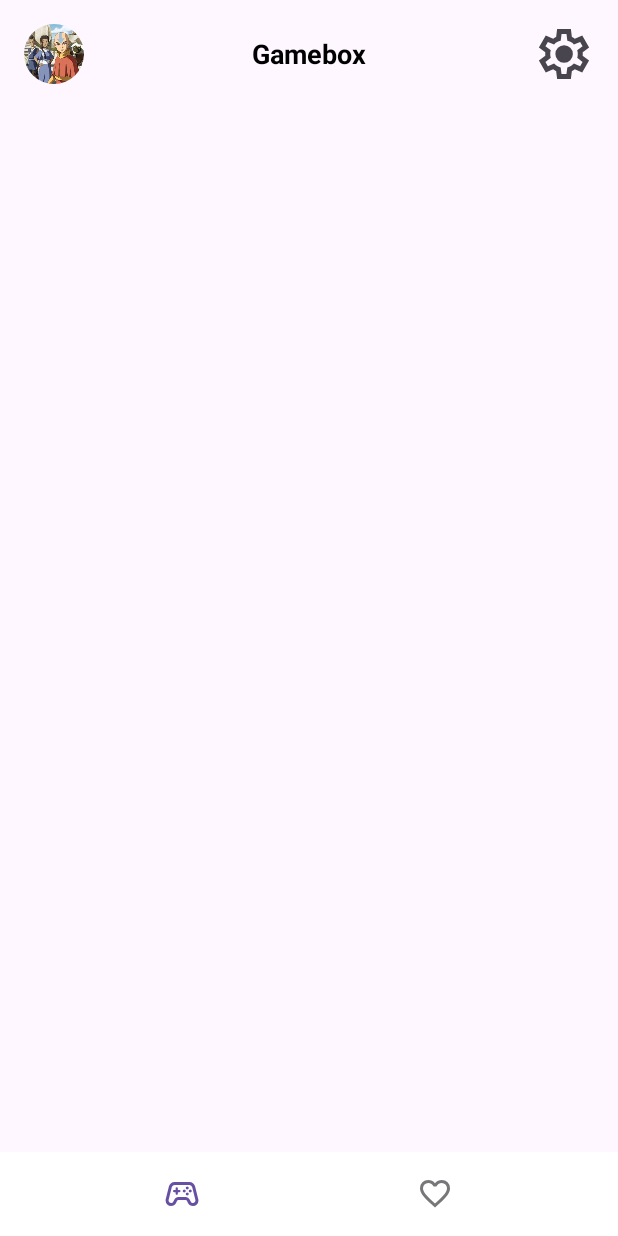
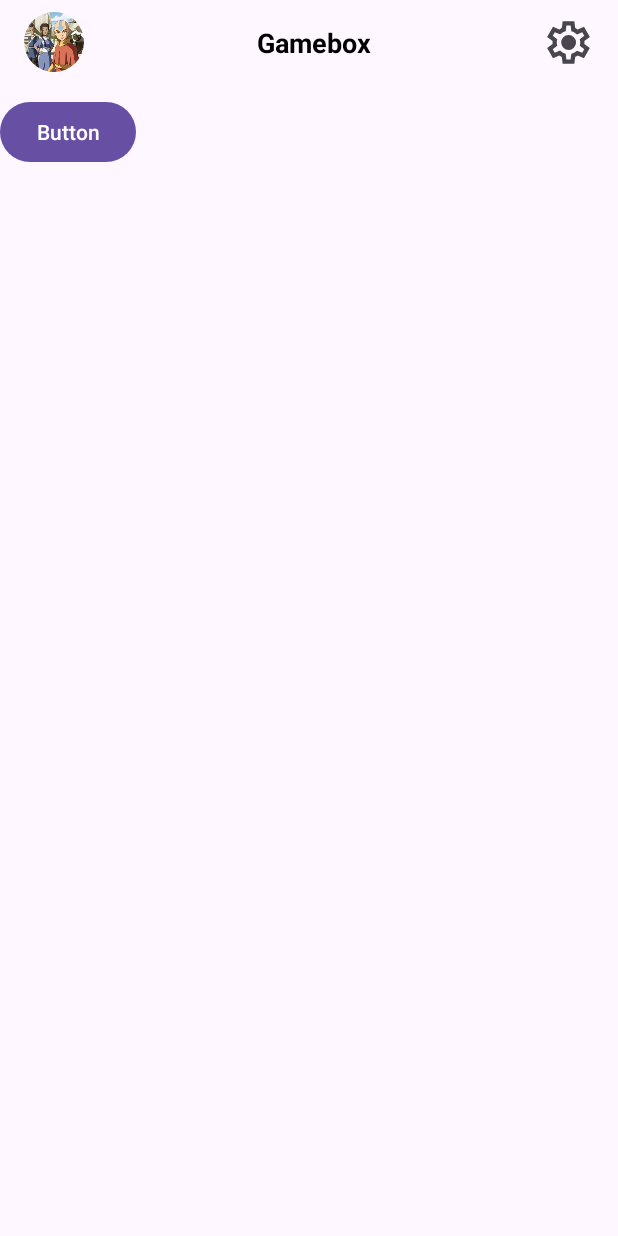
Before and after one commit to kingzainab/Gamebox-Application, an Android app: the screen it shows after launch (MainActivity), on a phone screen of 412 x 824 dp. Run offline under Robolectric (Android 15) with nearby library versions, the phone set to English and light mode, and no system bars; our stand-ins replace CircleImageView.

Commit message:
Layout setup

```diff
--- a/app/build.gradle.kts
+++ b/app/build.gradle.kts
@@ -40,6 +40,9 @@ dependencies {
     implementation ("com.google.code.gson:gson:2.8.9")
     implementation("de.hdodenhof:circleimageview:3.1.0")
     implementation(libs.firebase.crashlytics.buildtools)
+    implementation(libs.navigation.fragment)
+    implementation(libs.navigation.ui)
+    implementation(libs.gridlayout)
     testImplementation(libs.junit)
     androidTestImplementation(libs.ext.junit)
     androidTestImplementation(libs.espresso.core)
--- a/app/src/main/java/com/zsinnovations/gamebox/MainActivity.java
+++ b/app/src/main/java/com/zsinnovations/gamebox/MainActivity.java
@@ -1,23 +1,17 @@
 package com.zsinnovations.gamebox;
-
 import android.os.Bundle;
 import android.view.LayoutInflater;
-import android.view.MenuItem;
 import android.view.View;
 import android.widget.AdapterView;
 import android.widget.GridView;
 import android.widget.ImageView;
 import android.widget.Toast;
-
-import androidx.annotation.NonNull;
 import androidx.appcompat.app.AlertDialog;
 import androidx.appcompat.app.AppCompatActivity;
-import androidx.fragment.app.Fragment;
+import androidx.fragment.app.FragmentTransaction;
 
-import com.google.android.material.bottomnavigation.BottomNavigationView;
 import com.zsinnovations.gamebox.adapters.ImageAdapter;
-import com.zsinnovations.gamebox.fragments.FavoritesFragment;
-import com.zsinnovations.gamebox.fragments.GamesFragment;
+import com.zsinnovations.gamebox.ui.mainscreen.game;
 
 public class MainActivity extends AppCompatActivity {
     private ImageView avatarImageView;
@@ -28,19 +22,27 @@ public class MainActivity extends AppCompatActivity {
             R.drawable.d,
             R.drawable.e
     };
-    private int currentAvatarResource = R.drawable.a; // Store the current avatar resource
+    private int currentAvatarResource = R.drawable.a;
 
     @Override
     protected void onCreate(Bundle savedInstanceState) {
         super.onCreate(savedInstanceState);
         setContentView(R.layout.activity_main);
-
+//avatar
         avatarImageView = findViewById(R.id.avatarIcon);
-        avatarImageView.setImageResource(currentAvatarResource); // Set default avatar
+        avatarImageView.setImageResource(currentAvatarResource);
 
         avatarImageView.setOnClickListener(v -> showPredefinedImageDialog());
+        if (savedInstanceState == null) {
+            // Create an instance of the fragment
+            game gameFragment = new game();
 
-        // ... (rest of onCreate remains the same)
+            // Add the fragment dynamically into the fragmentContainer
+            FragmentTransaction transaction = getSupportFragmentManager().beginTransaction();
+            transaction.replace(R.id.fragmentContainer, gameFragment);
+            transaction.commit();
+        }
+
     }
 
     private void showPredefinedImageDialog() {
@@ -48,7 +50,6 @@ public class MainActivity extends AppCompatActivity {
         View dialogView = inflater.inflate(R.layout.dialog_predefined_images, null);
 
         GridView gridView = dialogView.findViewById(R.id.gridView);
-        // Pass the current avatar resource to the adapter
         gridView.setAdapter(new ImageAdapter(this, predefinedImages, currentAvatarResource));
 
         AlertDialog.Builder builder = new AlertDialog.Builder(this);
@@ -60,32 +61,12 @@ public class MainActivity extends AppCompatActivity {
         dialog.show();
 
         gridView.setOnItemClickListener((AdapterView<?> parent, View view, int position, long id) -> {
-            currentAvatarResource = predefinedImages[position]; // Update the current avatar resource
+            currentAvatarResource = predefinedImages[position];
             avatarImageView.setImageResource(currentAvatarResource);
             Toast.makeText(this, "Avatar updated!", Toast.LENGTH_SHORT).show();
             dialog.dismiss();
         });
     }
-    private void loadFragment(Fragment fragment) {
-        getSupportFragmentManager()
-                .beginTransaction()
-                .replace(R.id.fragmentContainer, fragment)
-                .commit();
-    }
 
-    private boolean onNavigationItemSelected(@NonNull MenuItem item) {
-        Fragment selectedFragment = null;
 
-        if (item.getItemId() == R.id.nav_games) {
-            selectedFragment = new GamesFragment();
-        } else if (item.getItemId() == R.id.nav_favorites) {
-            selectedFragment = new FavoritesFragment();
-        }
-
-        if (selectedFragment != null) {
-            loadFragment(selectedFragment);
-            return true;
-        }
-        return false;
-    }
 }
--- /dev/null
+++ b/app/src/main/java/com/zsinnovations/gamebox/ui/mainscreen/game.java
@@ -0,0 +1,30 @@
+package com.zsinnovations.gamebox.ui.mainscreen;
+
+import android.os.Bundle;
+import androidx.fragment.app.Fragment;
+import android.view.LayoutInflater;
+import android.view.View;
+import android.view.ViewGroup;
+import com.zsinnovations.gamebox.R;
+
+public class game extends Fragment {
+
+    public game() {
+        // Required empty public constructor
+    }
+
+    public static game newInstance(String param1, String param2) {
+        game fragment = new game();
+        Bundle args = new Bundle();
+        args.putString("param1", param1);
+        args.putString("param2", param2);
+        fragment.setArguments(args);
+        return fragment;
+    }
+
+    @Override
+    public View onCreateView(LayoutInflater inflater, ViewGroup container,
+                             Bundle savedInstanceState) {
+        return inflater.inflate(R.layout.fragment_game, container, false);
+    }
+}
--- a/app/src/main/res/layout/activity_gamebox.xml
+++ b/app/src/main/res/layout/activity_gamebox.xml
@@ -5,12 +5,6 @@
     android:layout_height="match_parent">
 
 <!--    <ImageView-->
-<!--        android:id="@+id/avatarImageView"-->
-<!--        android:layout_width="100dp"-->
-<!--        android:layout_height="100dp"-->
-<!--        android:src="@drawable/a"-->
-<!--    android:layout_centerInParent="true"-->
-<!--    android:scaleType="centerCrop" />-->
 
     <de.hdodenhof.circleimageview.CircleImageView
         xmlns:app="http://schemas.android.com/apk/res-auto"
--- a/app/src/main/res/layout/activity_main.xml
+++ b/app/src/main/res/layout/activity_main.xml
@@ -1,35 +1,30 @@
-<?xml version="1.0" encoding="utf-8"?>
 <androidx.constraintlayout.widget.ConstraintLayout xmlns:android="http://schemas.android.com/apk/res/android"
     xmlns:app="http://schemas.android.com/apk/res-auto"
     xmlns:tools="http://schemas.android.com/tools"
     android:id="@+id/main"
     android:layout_width="match_parent"
     android:layout_height="match_parent"
-    tools:context=".MainActivity">
+    tools:context=".MainActivity"
+    tools:ignore="ExtraText">
 
+    <!-- Fragment Container -->
     <include
         android:id="@+id/header"
         layout="@layout/header_layout"
+        android:layout_marginTop="16dp"
+        app:layout_constraintEnd_toEndOf="parent"
+        app:layout_constraintHorizontal_bias="0.498"
         app:layout_constraintStart_toStartOf="parent"
         app:layout_constraintTop_toTopOf="parent"
-        app:layout_constraintEnd_toEndOf="parent" />
+        tools:ignore="IncludeLayoutParam" />
 
-    <!-- Fragment Container -->
     <FrameLayout
         android:id="@+id/fragmentContainer"
-        android:layout_width="0dp"
-        android:layout_height="0dp"
+        android:layout_width="match_parent"
+        android:layout_height="wrap_content"
+        android:layout_marginTop="8dp"
+        app:layout_constraintEnd_toEndOf="parent"
+        app:layout_constraintHorizontal_bias="0.0"
         app:layout_constraintStart_toStartOf="parent"
-        app:layout_constraintEnd_toEndOf="parent"
-        app:layout_constraintTop_toBottomOf="@id/header"
-        app:layout_constraintBottom_toTopOf="@id/footer" />
-
-    <!-- Footer Navigation -->
-    <include
-        android:id="@+id/footer"
-        layout="@layout/footer_navigation"
-        app:layout_constraintStart_toStartOf="parent"
-        app:layout_constraintEnd_toEndOf="parent"
-        app:layout_constraintBottom_toBottomOf="parent" />
-
+        app:layout_constraintTop_toBottomOf="@id/header" />
 </androidx.constraintlayout.widget.ConstraintLayout>
--- a/app/src/main/res/layout/footer_navigation.xml
+++ /dev/null
@@ -1,21 +0,0 @@
-<?xml version="1.0" encoding="utf-8"?>
-<androidx.constraintlayout.widget.ConstraintLayout xmlns:android="http://schemas.android.com/apk/res/android"
-    xmlns:app="http://schemas.android.com/apk/res-auto"
-    xmlns:tools="http://schemas.android.com/tools"
-    android:layout_width="match_parent"
-    android:layout_height="match_parent">
-
-    <com.google.android.material.bottomnavigation.BottomNavigationView
-        android:id="@+id/bottomNavigationView"
-        style="@style/CustomBottomNavigationView"
-        android:layout_width="match_parent"
-        android:layout_height="wrap_content"
-        android:background="@color/white"
-        app:layout_constraintBottom_toBottomOf="parent"
-        app:layout_constraintStart_toStartOf="parent"
-        app:menu="@menu/bottom_nav_menu"
-        tools:ignore="MissingConstraints" />
-
-
-
-</androidx.constraintlayout.widget.ConstraintLayout>
--- a/app/src/main/res/layout/header_layout.xml
+++ b/app/src/main/res/layout/header_layout.xml
@@ -2,56 +2,45 @@
 <androidx.constraintlayout.widget.ConstraintLayout xmlns:android="http://schemas.android.com/apk/res/android"
     xmlns:app="http://schemas.android.com/apk/res-auto"
     android:layout_width="match_parent"
-    android:layout_height="match_parent">
+    android:layout_height="wrap_content"
+    android:paddingTop="8dp"
+    android:paddingBottom="8dp">
 
-    <RelativeLayout
-        android:layout_width="match_parent"
-        android:layout_height="wrap_content"
-
-        android:padding="16dp"
-        app:layout_constraintStart_toStartOf="parent"
-        app:layout_constraintTop_toTopOf="parent">
-
-        <!-- Avatar Icon -->
-<!--        <ImageView-->
-<!--            android:id="@+id/avatarIcon"-->
-<!--            android:layout_width="40dp"-->
-<!--            android:layout_height="40dp"-->
-<!--            android:layout_alignParentStart="true"-->
-<!--            android:layout_centerVertical="true"-->
-<!--            android:contentDescription="Avatar Icon"-->
-<!--            android:src="@drawable/a" />-->
+    <!-- Game Name -->
     <de.hdodenhof.circleimageview.CircleImageView
-            xmlns:app="http://schemas.android.com/apk/res-auto"
         android:id="@+id/avatarIcon"
         android:layout_width="40dp"
         android:layout_height="40dp"
-            android:layout_alignParentStart="true"
-            android:layout_centerVertical="true"
+        android:layout_marginStart="16dp"
         android:contentDescription="Avatar Icon"
-            android:src="@drawable/a"/>
+        android:src="@drawable/a"
+        app:layout_constraintBottom_toBottomOf="parent"
+        app:layout_constraintStart_toStartOf="parent"
+        app:layout_constraintTop_toTopOf="parent"
+        app:layout_constraintVertical_bias="0.0" />
 
-        <!-- Game Name -->
     <TextView
         android:id="@+id/gameName"
         android:layout_width="wrap_content"
         android:layout_height="wrap_content"
-            android:layout_centerInParent="true"
         android:text="Gamebox"
         android:textColor="@android:color/black"
         android:textSize="18sp"
-            android:textStyle="bold" />
+        android:textStyle="bold"
+        app:layout_constraintBottom_toBottomOf="parent"
+        app:layout_constraintEnd_toStartOf="@+id/settingsIcon"
+        app:layout_constraintStart_toEndOf="@id/avatarIcon"
+        app:layout_constraintTop_toTopOf="parent" />
 
     <!-- Settings Icon -->
     <ImageView
         android:id="@+id/settingsIcon"
-            android:layout_width="40dp"
-            android:layout_height="40dp"
-            android:layout_alignParentEnd="true"
-            android:layout_centerVertical="true"
+        android:layout_width="34dp"
+        android:layout_height="34dp"
+        android:layout_marginEnd="16dp"
         android:contentDescription="Settings Icon"
-            android:src="@drawable/settings_24px" />
-    </RelativeLayout>
-
-
+        android:src="@drawable/settings_24px"
+        app:layout_constraintBottom_toBottomOf="parent"
+        app:layout_constraintEnd_toEndOf="parent"
+        app:layout_constraintTop_toTopOf="parent" />
 </androidx.constraintlayout.widget.ConstraintLayout>
--- a/app/src/main/res/menu/bottom_nav_menu.xml
+++ /dev/null
@@ -1,13 +0,0 @@
-<?xml version="1.0" encoding="utf-8"?>
-<menu xmlns:android="http://schemas.android.com/apk/res/android">
-    <item
-        android:id="@+id/nav_games"
-        android:icon="@drawable/stadia_controller_24px"
-        android:title=""
-        />
-    <item
-        android:id="@+id/nav_favorites"
-        android:icon="@drawable/favorite_24px"
-        android:title=""
-        />
-</menu>
--- a/gradle/libs.versions.toml
+++ b/gradle/libs.versions.toml
@@ -8,6 +8,9 @@ material = "1.12.0"
 activity = "1.9.3"
 constraintlayout = "2.2.0"
 firebaseCrashlyticsBuildtools = "3.0.2"
+navigationFragment = "2.8.4"
+navigationUi = "2.8.4"
+gridlayout = "1.0.0"
 
 [libraries]
 junit = { group = "junit", name = "junit", version.ref = "junit" }
@@ -18,6 +21,9 @@ material = { group = "com.google.android.material", name = "material", version.r
 activity = { group = "androidx.activity", name = "activity", version.ref = "activity" }
 constraintlayout = { group = "androidx.constraintlayout", name = "constraintlayout", version.ref = "constraintlayout" }
 firebase-crashlytics-buildtools = { group = "com.google.firebase", name = "firebase-crashlytics-buildtools", version.ref = "firebaseCrashlyticsBuildtools" }
+navigation-fragment = { group = "androidx.navigation", name = "navigation-fragment", version.ref = "navigationFragment" }
+navigation-ui = { group = "androidx.navigation", name = "navigation-ui", version.ref = "navigationUi" }
+gridlayout = { group = "androidx.gridlayout", name = "gridlayout", version.ref = "gridlayout" }
 
 [plugins]
 android-application = { id = "com.android.application", version.ref = "agp" }
```
Also changed, not shown: app/src/main/java/com/zsinnovations/gamebox/adapters/GameAdapter.java (deleted, +0 -68 lines), app/src/main/java/com/zsinnovations/gamebox/fragments/FavoritesFragment.java (deleted, +0 -91 lines), app/src/main/java/com/zsinnovations/gamebox/fragments/GamesFragment.java (deleted, +0 -90 lines), app/src/main/java/com/zsinnovations/gamebox/models/Game.java (deleted, +0 -39 lines), app/src/main/java/com/zsinnovations/gamebox/repositories/GameRepository.java (deleted, +0 -47 lines), app/src/main/res/layout/fragment_favourite.xml (deleted, +0 -25 lines), app/src/main/res/layout/fragment_game.xml (+10 -18 lines), app/src/main/res/layout/item_game.xml (deleted, +0 -30 lines). Lines whose indentation alone changed are shown as unchanged.
